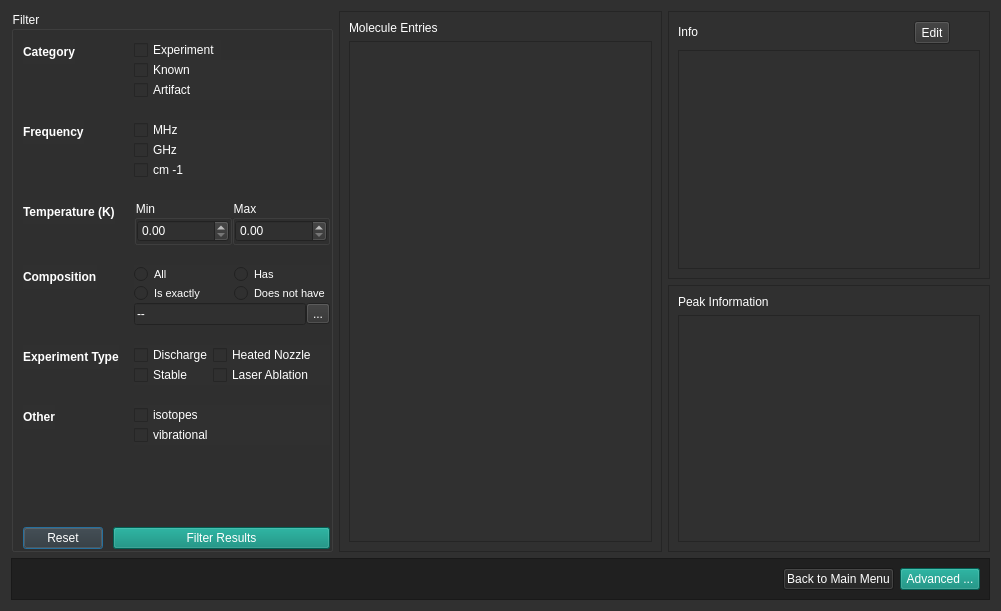
The window that app/dialogs/frames/manage_database/manage_database.ui (jnicoleoliveira/SPECData) describes before a commit, drawn with Qt 5.
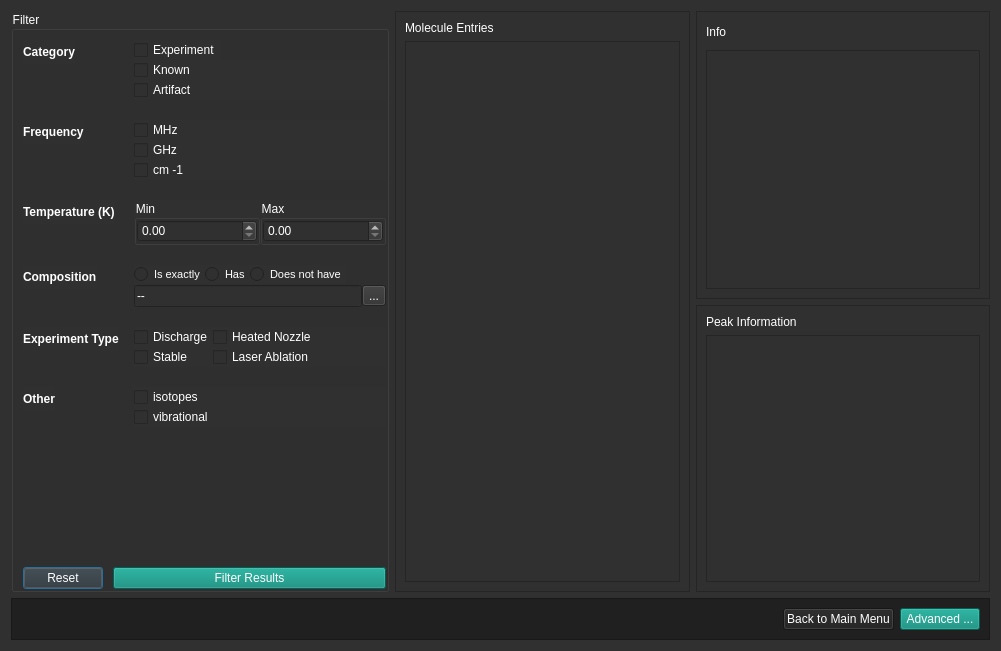
The same window after the commit.

Commit message: -- added  composition filter ability to manage database -- "has", "does not have", and "exactly", builds SQL queries for composition in Known and Experiment

Diff of the .ui file:
```diff
--- a/app/dialogs/frames/manage_database/manage_database.ui
+++ b/app/dialogs/frames/manage_database/manage_database.ui
@@ -7,7 +7,7 @@
     <x>0</x>
     <y>0</y>
     <width>1001</width>
-    <height>611</height>
+    <height>651</height>
    </rect>
   </property>
   <property name="windowTitle">
@@ -34,8 +34,8 @@
        <rect>
         <x>0</x>
         <y>0</y>
-        <width>308</width>
-        <height>264</height>
+        <width>272</width>
+        <height>284</height>
        </rect>
       </property>
       <layout class="QGridLayout" name="gridLayout_11">
@@ -73,8 +73,8 @@
        <rect>
         <x>0</x>
         <y>0</y>
-        <width>309</width>
-        <height>539</height>
+        <width>272</width>
+        <height>579</height>
        </rect>
       </property>
       <layout class="QGridLayout" name="gridLayout">
@@ -106,8 +106,8 @@
        <rect>
         <x>0</x>
         <y>0</y>
-        <width>308</width>
-        <height>265</height>
+        <width>272</width>
+        <height>285</height>
        </rect>
       </property>
       <layout class="QGridLayout" name="gridLayout_2">
@@ -142,7 +142,10 @@
             </size>
            </property>
            <property name="text">
-            <string>Edit</string>
+            <string/>
+           </property>
+           <property name="autoRaise">
+            <bool>true</bool>
            </property>
           </widget>
          </item>
@@ -407,6 +410,18 @@
          <layout class="QVBoxLayout" name="verticalLayout_3">
           <item>
            <layout class="QGridLayout" name="gridLayout_7">
+            <item row="1" column="2">
+             <widget class="QRadioButton" name="composition_nothave_rdio">
+              <property name="font">
+               <font>
+                <pointsize>8</pointsize>
+               </font>
+              </property>
+              <property name="text">
+               <string>Does not have</string>
+              </property>
+             </widget>
+            </item>
             <item row="1" column="0">
              <widget class="QRadioButton" name="composition_exactly_rdo">
               <property name="font">
@@ -419,37 +434,7 @@
               </property>
              </widget>
             </item>
-            <item row="0" column="0">
-             <widget class="QRadioButton" name="composition_all_rdio">
-              <property name="sizePolicy">
-               <sizepolicy hsizetype="Minimum" vsizetype="Fixed">
-                <horstretch>0</horstretch>
-                <verstretch>0</verstretch>
-               </sizepolicy>
-              </property>
-              <property name="minimumSize">
-               <size>
-                <width>100</width>
-                <height>0</height>
-               </size>
-              </property>
-              <property name="maximumSize">
-               <size>
-                <width>100</width>
-                <height>16777215</height>
-               </size>
-              </property>
-              <property name="font">
-               <font>
-                <pointsize>8</pointsize>
-               </font>
-              </property>
-              <property name="text">
-               <string>All</string>
-              </property>
-             </widget>
-            </item>
-            <item row="0" column="1">
+            <item row="1" column="1">
              <widget class="QRadioButton" name="composition_has_rdio">
               <property name="sizePolicy">
                <sizepolicy hsizetype="MinimumExpanding" vsizetype="Fixed">
@@ -467,17 +452,18 @@
               </property>
              </widget>
             </item>
-            <item row="1" column="1">
-             <widget class="QRadioButton" name="composition_nothave_rdio">
-              <property name="font">
-               <font>
-                <pointsize>8</pointsize>
-               </font>
+            <item row="1" column="3">
+             <spacer name="horizontalSpacer_3">
+              <property name="orientation">
+               <enum>Qt::Horizontal</enum>
               </property>
-              <property name="text">
-               <string>Does not have</string>
+              <property name="sizeHint" stdset="0">
+               <size>
+                <width>40</width>
+                <height>20</height>
+               </size>
               </property>
-             </widget>
+             </spacer>
             </item>
            </layout>
           </item>
```
Left out of the diff: 96 changed lines with no effect on the pictures. The commit also changes 4 other files.
